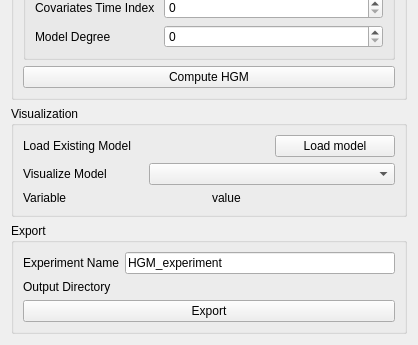
The window that HGMComputation/Resources/UI/HGMComputation.ui (KitwareMedical/HierarchicalGeodesicModeling) describes before a commit, drawn with Qt 5; both pictures show x 0 to 418 and y 607 to 952 of the 418 by 952 pixel window.
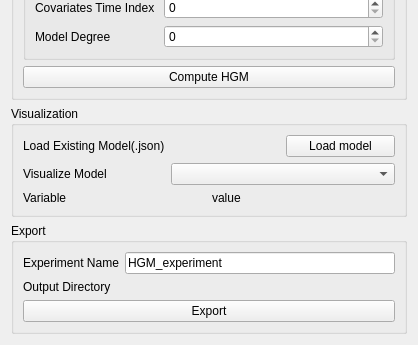
The same window after the commit. Custom widgets are drawn as their Qt base class.

The edit to the form file:
```diff
--- a/HGMComputation/Resources/UI/HGMComputation.ui
+++ b/HGMComputation/Resources/UI/HGMComputation.ui
@@ -224,7 +224,7 @@
         <item row="0" column="0">
          <widget class="QLabel" name="label_9">
           <property name="text">
-           <string>Load Existing Model</string>
+           <string>Load Existing Model(.json)</string>
           </property>
          </widget>
         </item>
```
